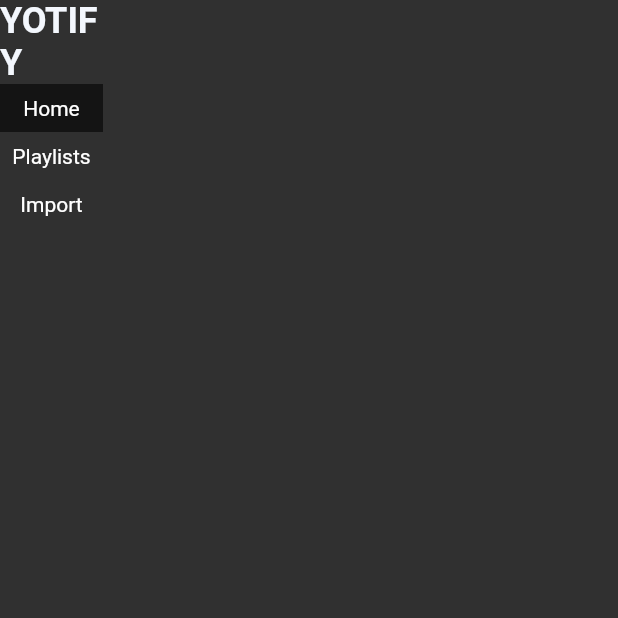
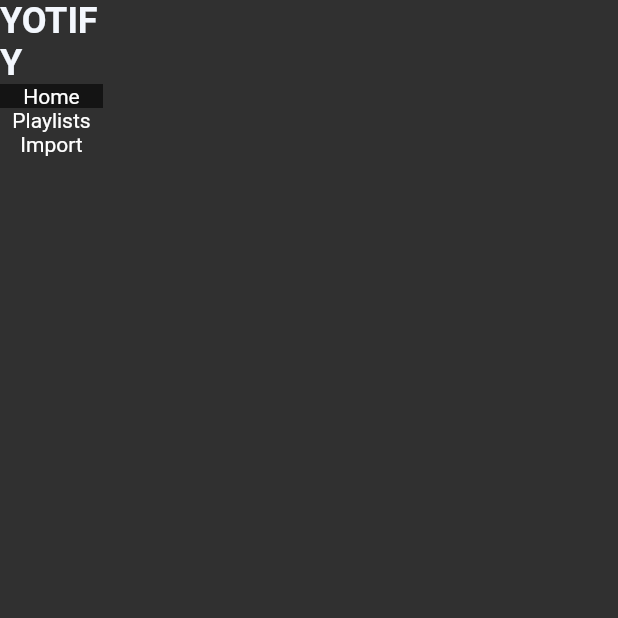
Before and after one commit to Danjo25/Yotify-Desktop, a Flutter app: the YFHomePage screen opened directly, on a phone screen of 412 x 824 dp, the top half of it. Run offline on Flutter 3.47's test engine with Material 2 defaults, Android fonts, the phone set to English and light mode, and no system bars; our stand-ins replace copy_with_extension, flutter_bloc, flutter_dotenv, flutter_screenutil, modal_bottom_sheet, sentry_flutter and 1 more; missing offline and left inert: desktop_window, oauth2_client; accounts and stored records are empty; generated files the repository leaves out were written again; Roboto replaces fonts that are missing (Poppins); statements that could not run were skipped.

Commit message:
Adjusted typography and added body1

```diff
--- a/lib/core/theme/text.dart
+++ b/lib/core/theme/text.dart
@@ -9,6 +9,7 @@ class YFTextTheme {
   final TextStyle headline5;
   final TextStyle body1;
   final TextStyle body2;
+  final TextStyle body3;
   final TextStyle subtitle;
 
   const YFTextTheme.raw({
@@ -19,6 +20,7 @@ class YFTextTheme {
     required this.headline5,
     required this.body1,
     required this.body2,
+    required this.body3,
     required this.subtitle,
   });
 
@@ -32,6 +34,7 @@ class YFTextTheme {
     TextStyle? headline5,
     TextStyle? body1,
     TextStyle? body2,
+    TextStyle? body3,
     TextStyle? button,
     TextStyle? subtitle,
   }) =>
@@ -43,6 +46,7 @@ class YFTextTheme {
         headline5: headline5 ?? this.headline5,
         body1: body1 ?? this.body1,
         body2: body2 ?? this.body2,
+        body3: body3 ?? this.body3,
         subtitle: subtitle ?? this.subtitle,
       );
 }
--- a/lib/core/theme/typography.dart
+++ b/lib/core/theme/typography.dart
@@ -36,15 +36,22 @@ abstract class YFTypography {
     ),
     body1: TextStyle(
       fontFamily: 'Poppins',
-      fontSize: 14,
+      fontSize: 40,
       fontWeight: FontWeight.w400,
       color: YFColorTheme.white,
     ),
     body2: TextStyle(
       fontFamily: 'Poppins',
+      fontSize: 14,
+      fontWeight: FontWeight.w400,
+      color: YFColorTheme.white,
+    ),
+    body3: TextStyle(
+      fontFamily: 'Poppins',
       fontSize: 12,
       fontWeight: FontWeight.w400,
       color: YFColorTheme.white,
+
     ),
     subtitle: TextStyle(
       fontFamily: 'Poppins',
--- a/lib/home_page/home_page.dart
+++ b/lib/home_page/home_page.dart
@@ -108,7 +108,6 @@ class _YFNavigationButtonState extends State<_YFNavigationButton> {
         color: widget.currentSelectedPage == widget.pageName
             ? context.colorTheme.background1
             : null,
-        height: context.spaceTheme.rem * 4,
         child: Text(widget.text, style: context.textTheme.body1),
       ),
     );
--- a/lib/login/login_page.dart
+++ b/lib/login/login_page.dart
@@ -34,7 +34,9 @@ class _YFLoginPageState extends State<YFLoginPage> {
   ) async {
     if (state.isAuthenticated) {
       Navigator.of(context).push(
-        cupertino.CupertinoPageRoute(builder: (context) => YFHomePage()),
+        cupertino.CupertinoPageRoute(
+          builder: (context) => YFHomePage(),
+        ),
       );
     }
     if (!state.hasError) {
```
